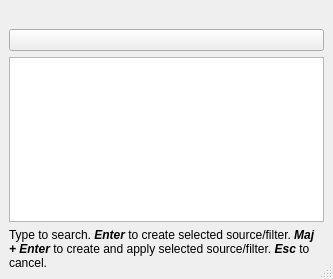
Kitware/ParaView, file Qt/Widgets/Resources/UI/pqQuickLaunchDialog.ui: the form before one commit.
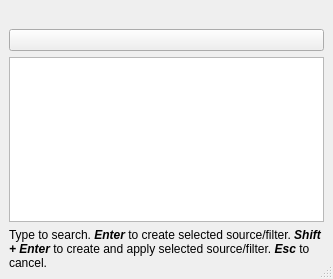
The form after the commit.

Commit message: Fixup quicklaunch dialog

```diff
--- a/Qt/Widgets/Resources/UI/pqQuickLaunchDialog.ui
+++ b/Qt/Widgets/Resources/UI/pqQuickLaunchDialog.ui
@@ -49,7 +49,7 @@
    <item>
     <widget class="QLabel" name="label">
      <property name="text">
-      <string>&lt;html&gt;&lt;head/&gt;&lt;body&gt;&lt;p&gt;Type to search. &lt;span style=&quot; font-weight:600; font-style:italic;&quot;&gt;Enter&lt;/span&gt; to create selected source/filter. &lt;span style=&quot; font-weight:600; font-style:italic;&quot;&gt;Maj + Enter&lt;/span&gt; to create and apply selected source/filter. &lt;span style=&quot; font-weight:600; font-style:italic;&quot;&gt;Esc &lt;/span&gt;to cancel.&lt;/p&gt;&lt;/body&gt;&lt;/html&gt;</string>
+      <string>&lt;html&gt;&lt;head/&gt;&lt;body&gt;&lt;p&gt;Type to search. &lt;span style=&quot; font-weight:600; font-style:italic;&quot;&gt;Enter&lt;/span&gt; to create selected source/filter. &lt;span style=&quot; font-weight:600; font-style:italic;&quot;&gt;Shift + Enter&lt;/span&gt; to create and apply selected source/filter. &lt;span style=&quot; font-weight:600; font-style:italic;&quot;&gt;Esc &lt;/span&gt;to cancel.&lt;/p&gt;&lt;/body&gt;&lt;/html&gt;</string>
      </property>
      <property name="wordWrap">
       <bool>true</bool>
```
